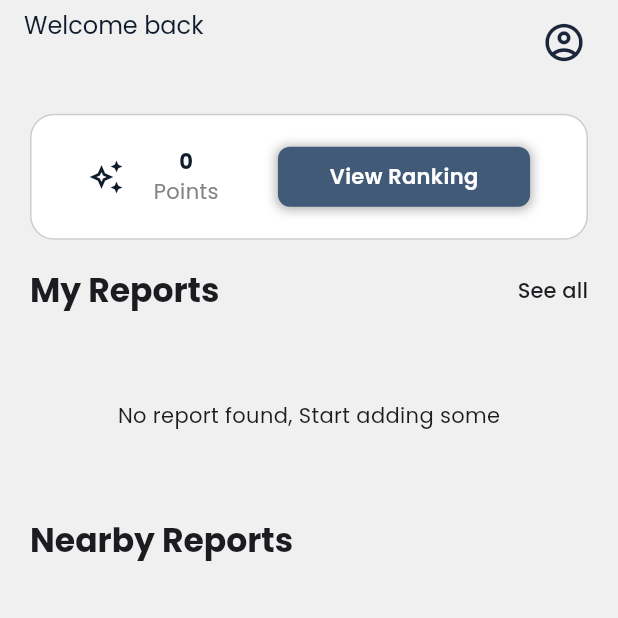
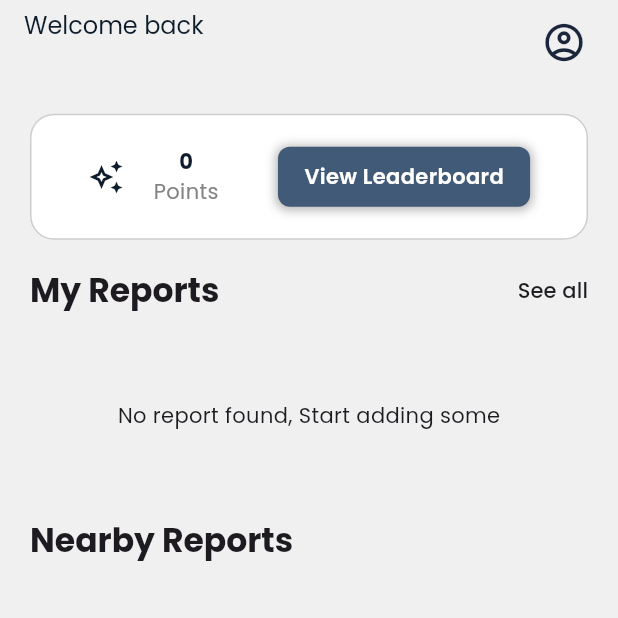
Before and after one commit to bouchinaseifeddine/balagh, a Flutter app: the UserNavigation screen opened directly, on a phone screen of 412 x 824 dp, the top half of it. Run offline on Flutter 3.47's test engine with Material 3 defaults, Android fonts, the phone set to English and light mode, and no system bars; our stand-ins replace cloud_firestore, firebase_auth, firebase_core, firebase_messaging, firebase_storage, flutter_bloc and 10 more; missing offline and left inert: ml_algo, ml_dataframe, ml_preprocessing; accounts and stored records are empty.

```diff
--- a/lib/features/auth/presentation/forget_password_view.dart
+++ b/lib/features/auth/presentation/forget_password_view.dart
@@ -90,8 +90,10 @@ class _ForgetPasswordViewState extends State<ForgetPasswordView> {
     SizeConfig().init(context);
 
     return Scaffold(
+      backgroundColor: kWhite,
       appBar: AppBar(
         iconTheme: const IconThemeData(color: kMidtBlue),
+        backgroundColor: kWhite,
       ),
       body: SizedBox(
         height: SizeConfig.screenHeight,
--- a/lib/features/authorities/reports/report_fixing.dart
+++ b/lib/features/authorities/reports/report_fixing.dart
@@ -8,7 +8,6 @@ import 'package:balagh/features/users/widgets/image_input.dart';
 import 'package:balagh/model/report.dart';
 import 'package:cloud_firestore/cloud_firestore.dart';
 import 'package:firebase_storage/firebase_storage.dart';
-import 'package:flutter/foundation.dart';
 import 'package:flutter/material.dart';
 import 'package:ionicons/ionicons.dart';
 
--- a/lib/features/splash/presentation/widgets/splash_view_body.dart
+++ b/lib/features/splash/presentation/widgets/splash_view_body.dart
@@ -131,11 +131,9 @@ class _SplashViewBodyState extends State<SplashViewBody>
               color: kMidtBlue,
             )));
           } else if (userDataSnapshot.hasError) {
-            print('mochkilaa');
             return Text('Error: ${userDataSnapshot.error}');
           } else {
             final role = userDataSnapshot.data?['role'];
-            print('role $role');
 
             switch (role) {
               case 'user':
--- a/lib/features/users/home/home_view.dart
+++ b/lib/features/users/home/home_view.dart
@@ -109,7 +109,7 @@ class _HomeViewState extends State<HomeView> {
                           },
                           color: kWhite,
                           fontSize: 14,
-                          text: 'View Ranking',
+                          text: 'View Leaderboard',
                           backgroundColor: kMidtBlue,
                           width: SizeConfig.defaultSize! * 17,
                           height: 40,
--- a/lib/main.dart
+++ b/lib/main.dart
@@ -36,6 +36,7 @@ class Balagh extends StatelessWidget {
   @override
   Widget build(BuildContext context) {
     return MaterialApp(
+      debugShowCheckedModeBanner: false,
       themeMode: ThemeMode.light,
       theme: AppTheme.lightTheme,
       home: const SplashView(),
```
Also changed, not shown: pubspec.lock, 1 other file.
